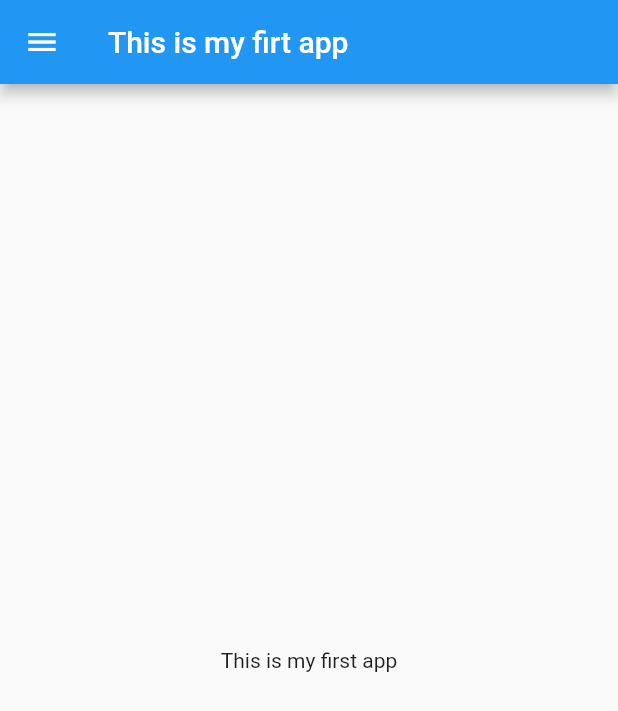
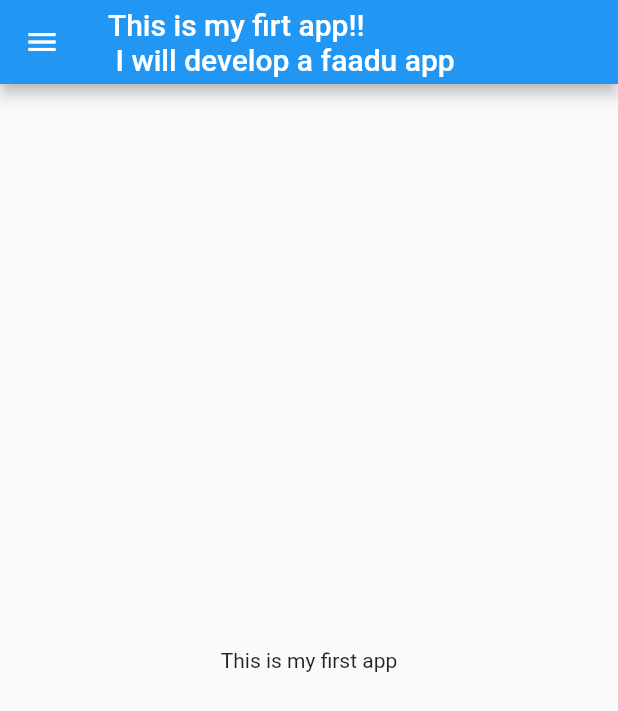
Before and after one commit to DhruvShrotriya/LearningFlutter, a Flutter app: the screen it shows after launch, on a phone screen of 412 x 824 dp. Shown: the top 711 px of the screen. Run offline on Flutter 3.47's test engine with Material 2 defaults, Android fonts, the phone set to English and light mode, and no system bars.

Commit message:
Day 3 done

```diff
--- a/flutter_catalog/lib/home_page.dart
+++ b/flutter_catalog/lib/home_page.dart
@@ -11,7 +11,7 @@ class HomePage extends StatelessWidget {
   Widget build(BuildContext context) {
     return Scaffold(
         appBar: AppBar(
-          title: Text("This is my firt app"),
+          title: Text("This is my firt app!!\n I will develop a faadu app"),
         ),
         body: Center(
           child: Container(
```
